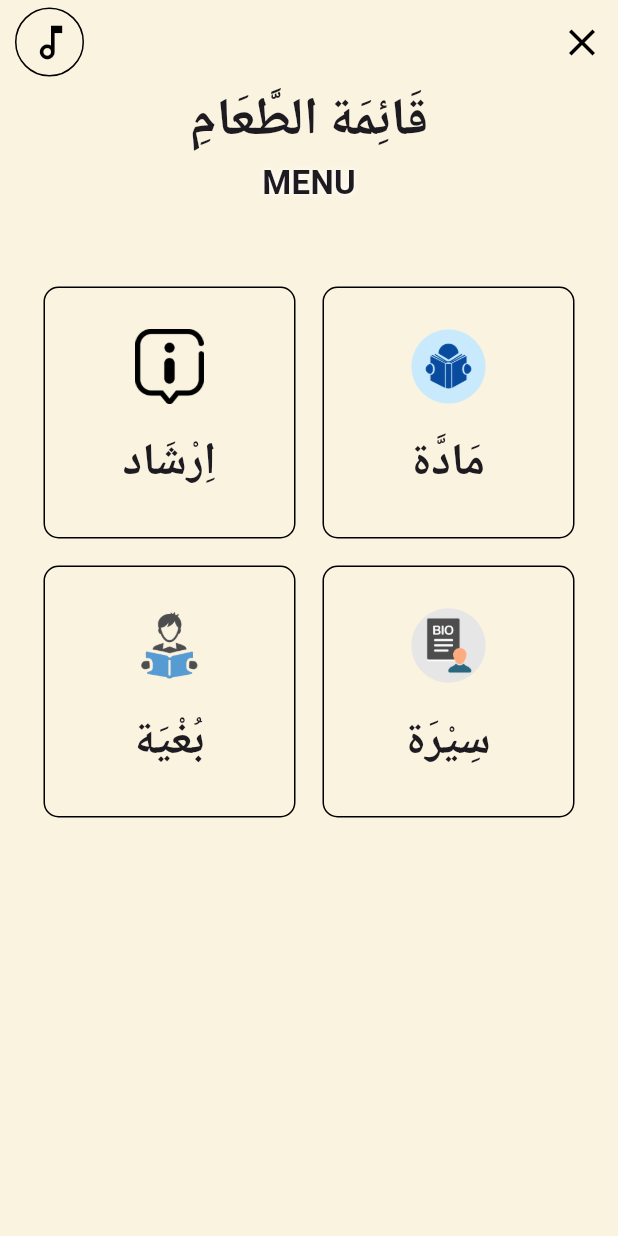
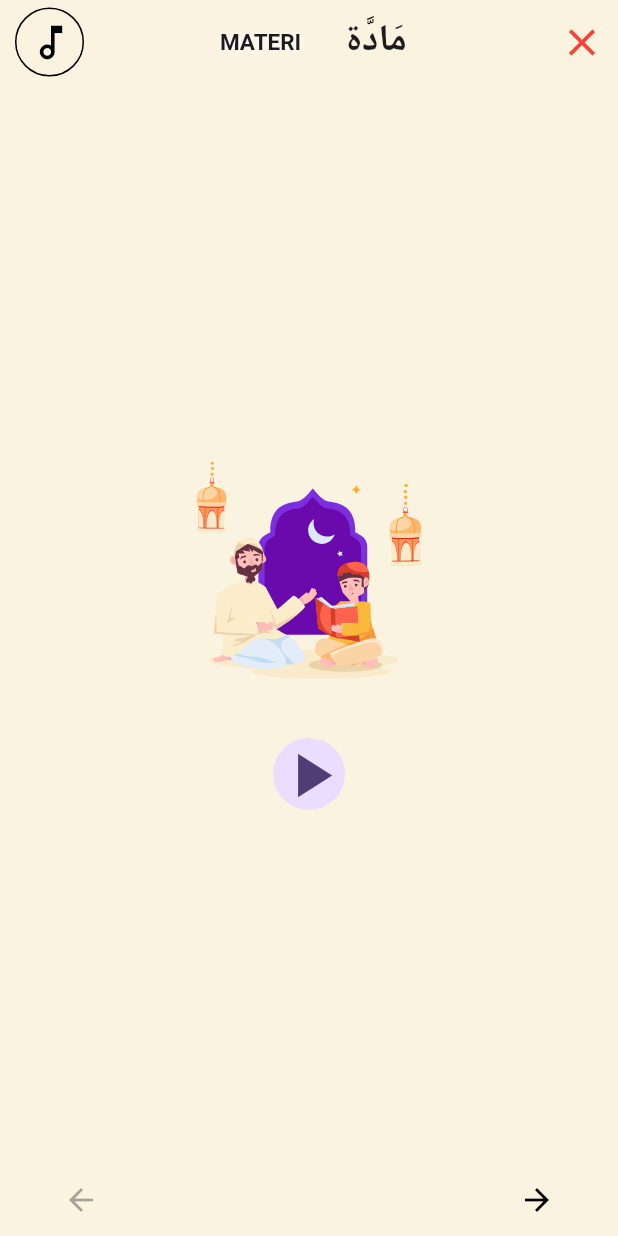
Before and after one commit to nandamodjo21/aplikasi-khat-naskhi, a Flutter app: the DashboardPage screen opened directly, after a tap on "مَادَّة", on a phone screen of 412 x 824 dp. Run offline on Flutter 3.47's test engine with Material 3 defaults, Android fonts, the phone set to English and light mode, and no system bars; our stand-ins replace audioplayers, loading_animation_widget, lottie.

Commit message:
+ add menu materi

```diff
--- a/lib/dashboard_page.dart
+++ b/lib/dashboard_page.dart
@@ -1,4 +1,8 @@
+import 'package:aplikasi_bahasa_arab/biografi/biografi_page.dart';
 import 'package:aplikasi_bahasa_arab/config/theme_config.dart';
+import 'package:aplikasi_bahasa_arab/materi/materi_page.dart';
+import 'package:aplikasi_bahasa_arab/petunjuk/petunjuk_page.dart';
+import 'package:aplikasi_bahasa_arab/tujuan/tujuan_page.dart';
 import 'package:audioplayers/audioplayers.dart';
 import 'package:flutter/material.dart';
 
@@ -23,6 +27,18 @@ class _DashboardPageState extends State<DashboardPage> {
         backgroundColor: primary4,
         appBar: AppBar(
           backgroundColor: primary4,
+          centerTitle: true,
+          title: Column(
+            children: [
+              Text(
+                'قَائِمَة الطَّعَامِ',
+                style: TextStyle(fontSize: 20, fontFamily: "NotoNaskhArabic",fontWeight: FontWeight.bold),
+              ),
+              Text('MENU',style: TextStyle(fontSize: 17,fontWeight: FontWeight.bold,shadows: [
+                Shadow(color: Colors.white,blurRadius: 5)
+              ]),),
+            ],
+          ),
           leading: Align(
             alignment: Alignment.centerLeft,
             child: Padding(
@@ -58,23 +74,13 @@ class _DashboardPageState extends State<DashboardPage> {
           ),
           actions: [
             IconButton(onPressed: () {
-              Navigator.pop(context);
-            }, icon: Icon(Icons.close_outlined,color: Colors.black,size: 30,))
+              // Navigator.pop(context);
+            }, icon: Icon(Icons.close_outlined,color: Colors.red,size: 30,))
           ],
         ),
 
-        body: Column(
-          crossAxisAlignment: CrossAxisAlignment.center,
-          children: [
-            Text(
-              'قَائِمَة الطَّعَامِ',
-              style: TextStyle(fontSize: 35, fontFamily: "NotoNaskhArabic",fontWeight: FontWeight.bold),
-            ),
-            Text('MENU',style: TextStyle(fontSize: 22,fontWeight: FontWeight.bold,shadows: [
-              Shadow(color: Colors.white,blurRadius: 5)
-            ]),),
-            SizedBox(height: 50,),
-            Padding(
+        body: Center(
+          child:    Padding(
             padding: const EdgeInsets.only(left: 25,right: 25),
             child: GridView(
               shrinkWrap: true,
@@ -82,11 +88,10 @@ class _DashboardPageState extends State<DashboardPage> {
                   crossAxisCount: 2,crossAxisSpacing: 10,mainAxisSpacing: 10),
               children: [
                 InkWell(
-                    highlightColor: Colors.transparent,
-                    splashColor: Colors.transparent,
                   // hoverColor: Colors.transparent,
                   onTap: () {
                     _playClickSound();
+                    Navigator.push(context, MaterialPageRoute(builder: (context) => PetunjukPage(),));
                   },
                   borderRadius: BorderRadius.circular(10),
                   child: Card(
@@ -115,11 +120,10 @@ class _DashboardPageState extends State<DashboardPage> {
                   ),
                 ),
                 InkWell(
-                    highlightColor: Colors.transparent,
-                    splashColor: Colors.transparent,
                   // hoverColor: Colors.transparent,
                   onTap: () {
                     _playClickSound();
+                    Navigator.push(context, MaterialPageRoute(builder: (context) => MateriPage(),));
                   },
                   borderRadius: BorderRadius.circular(10),
                   child: Card(
@@ -138,7 +142,7 @@ class _DashboardPageState extends State<DashboardPage> {
                         mainAxisAlignment: MainAxisAlignment.spaceEvenly,
 
                         children: [
-                            Image.asset("assets/images/ebook.png",width: 50,height: 50,),
+                          Image.asset("assets/images/buku.png",width: 50,height: 50,),
                           Text(
                             'مَادَّة',
                             style: TextStyle(fontSize: 30, fontFamily: "NotoNaskhArabic",fontWeight: FontWeight.bold),
@@ -149,12 +153,10 @@ class _DashboardPageState extends State<DashboardPage> {
                   ),
                 ),
                 InkWell(
-                    highlightColor: Colors.transparent,
-                    splashColor: Colors.transparent,
                   // hoverColor: Colors.transparent,
                   onTap: () {
                     _playClickSound();
-
+                    Navigator.push(context, MaterialPageRoute(builder: (context) => TujuanPage(),));
                   },
                   borderRadius: BorderRadius.circular(10),
                   child: Card(
@@ -184,12 +186,10 @@ class _DashboardPageState extends State<DashboardPage> {
                   ),
                 ),
                 InkWell(
-                    highlightColor: Colors.transparent,
-                    splashColor: Colors.transparent,
                   // hoverColor: Colors.transparent,
                   onTap: () {
                     _playClickSound();
-
+                    Navigator.push(context, MaterialPageRoute(builder: (context) => BiografiPage(),));
                   },
                   borderRadius: BorderRadius.circular(10),
                   child: Card(
@@ -220,54 +220,6 @@ class _DashboardPageState extends State<DashboardPage> {
                 ),
               ],),
           ),
-            // Row(
-            //   mainAxisAlignment: MainAxisAlignment.center,
-            //   children: [
-            //
-            //   ],
-            // ),
-            // SizedBox(height: 10,),
-            // Row(
-            //   mainAxisAlignment: MainAxisAlignment.center,
-            //   children: [
-            //
-            //   ],
-            // ),
-            // SizedBox(height: 10,),
-            // InkWell(
-            //   highlightColor: Colors.transparent,
-            //   splashColor: Colors.transparent,
-            //   // hoverColor: Colors.transparent,
-            //   onTap: () {
-            //     _playClickSound();
-            //
-            //   },
-            //   borderRadius: BorderRadius.circular(10),
-            //   child: Card(
-            //     elevation: 0,
-            //     color: Colors.transparent,
-            //     shape: RoundedRectangleBorder(
-            //         side: BorderSide(
-            //             width: 0.5,
-            //             color: Colors.black
-            //         ),
-            //         borderRadius: BorderRadius.circular(10)
-            //     ),
-            //     child: Padding(
-            //       padding: const EdgeInsets.all(10),
-            //       child: Column(
-            //         children: [
-            //           Image.asset("assets/images/info.png",width: 50,height: 50,),
-            //           Text(
-            //             'قائمة طعام',
-            //             style: TextStyle(fontSize: 30, fontFamily: "NotoNaskhArabic",fontWeight: FontWeight.bold),
-            //           ),
-            //         ],
-            //       ),
-            //     ),
-            //   ),
-            // ),
-          ],
         )
     );
   }
--- a/lib/main.dart
+++ b/lib/main.dart
@@ -1,4 +1,5 @@
 import 'package:aplikasi_bahasa_arab/home_page.dart';
+import 'package:aplikasi_bahasa_arab/splash_page.dart';
 import 'package:flutter/material.dart';
 
 void main() {
@@ -16,7 +17,7 @@ class MyApp extends StatelessWidget {
         colorScheme: ColorScheme.fromSeed(seedColor: Colors.deepPurple),
         useMaterial3: true,
       ),
-      home: const HomePage(),
+      home: const SplashPage(),
     );
   }
 }
--- /dev/null
+++ b/lib/materi/alif_page.dart
@@ -0,0 +1,40 @@
+import 'package:aplikasi_bahasa_arab/config/theme_config.dart';
+import 'package:flutter/material.dart';
+import 'package:lottie/lottie.dart';
+class AlifPage extends StatefulWidget {
+  final Color color;
+  final String text;
+  const AlifPage({super.key, required this.color, required this.text});
+
+  @override
+  State<AlifPage> createState() => _AlifPageState();
+}
+
+class _AlifPageState extends State<AlifPage> {
+  bool isPlaying = false;
+  @override
+  Widget build(BuildContext context) {
+    return Container(
+      color: widget.color,
+      child: Center(
+        child: Column(
+          mainAxisAlignment: MainAxisAlignment.center,
+          crossAxisAlignment: CrossAxisAlignment.center,
+          children: [
+            Lottie.asset(widget.text,width: 200,height: 200),
+            IconButton(onPressed: () {
+              setState(() {
+                if(isPlaying){
+                  isPlaying = false;
+                }else{
+                  isPlaying = true;
+                }
+              });
+            }, icon: CircleAvatar(
+              radius: 24,child: Icon(isPlaying ? Icons.pause:Icons.play_arrow,size: 50,),))
+          ],
+        )
+      ),
+    );
+  }
+}
--- /dev/null
+++ b/lib/materi/materi_page.dart
@@ -0,0 +1,179 @@
+import 'dart:developer';
+import 'package:aplikasi_bahasa_arab/materi/alif_page.dart';
+import 'package:audioplayers/audioplayers.dart';
+import 'package:flutter/material.dart';
+import '../config/theme_config.dart';
+
+class MateriPage extends StatefulWidget implements PreferredSizeWidget {
+  const MateriPage({super.key});
+
+  @override
+  State<MateriPage> createState() => _MateriPageState();
+
+  @override
+  Size get preferredSize => Size.fromHeight(kToolbarHeight);
+}
+
+class _MateriPageState extends State<MateriPage> with SingleTickerProviderStateMixin {
+  final AudioPlayer _audioPlayer = AudioPlayer();
+  bool isMusic = true;
+  late AnimationController _controller;
+  late Animation<Offset> _animationLeft;
+  late Animation<Offset> _animationRight;
+  final PageController _pageController = PageController(initialPage: 0);
+  int _currentIndex = 0; // Indeks dimulai dari 0 agar sesuai dengan PageView
+
+  List<Widget> menu = [
+    AlifPage(color: primary4, text: "assets/images/hafidz.json"),
+    AlifPage(color: primary4, text: "assets/images/hafidz.json"),
+    AlifPage(color: primary4, text: "assets/images/hafidz.json"),
+    AlifPage(color: primary4, text: "assets/images/hafidz.json"),
+  ];
+
+  @override
+  void initState() {
+    super.initState();
+    _controller = AnimationController(
+      vsync: this,
+      duration: Duration(milliseconds: 1500),
+    );
+
+    _animationLeft = Tween<Offset>(
+      begin: Offset(-1.5, 0),
+      end: Offset(0, 0),
+    ).animate(CurvedAnimation(parent: _controller, curve: Curves.easeOut));
+
+    _animationRight = Tween<Offset>(
+      begin: Offset(1.5, 0),
+      end: Offset(0, 0),
+    ).animate(CurvedAnimation(parent: _controller, curve: Curves.easeOut));
+
+    _controller.forward();
+  }
+
+  void _playClickSound() async {
+    await _audioPlayer.play(AssetSource('sound/click.mp3'));
+  }
+
+  void _onPageChanged(int index) {
+    setState(() {
+      _currentIndex = index;
+    });
+    log("Current Page: $_currentIndex");
+  }
+
+  void _goToPage(int index) {
+    if (index >= 0 && index < menu.length) {
+      _pageController.animateToPage(
+        index,
+        duration: Duration(milliseconds: 300),
+        curve: Curves.easeInOut,
+      );
+    }
+  }
+
+  @override
+  Widget build(BuildContext context) {
+    return PopScope(
+      canPop: false,
+      child: Scaffold(
+        backgroundColor: primary4,
+        appBar: AppBar(
+          backgroundColor: primary4,
+          centerTitle: true,
+          title: Row(
+            mainAxisAlignment: MainAxisAlignment.center,
+            children: [
+              SlideTransition(
+                position: _animationLeft,
+                child: Text(
+                  'MATERI',
+                  style: TextStyle(
+                    fontSize: 15,
+                    fontWeight: FontWeight.bold,
+                    shadows: [Shadow(color: Colors.white, blurRadius: 5)],
+                  ),
+                ),
+              ),
+              SizedBox(width: 15),
+              SlideTransition(
+                position: _animationRight,
+                child: Text(
+                  'مَادَّة',
+                  style: TextStyle(
+                      fontSize: 25,
+                      fontFamily: "NotoNaskhArabic",
+                      fontWeight: FontWeight.bold),
+                ),
+              )
+            ],
+          ),
+          leading: Align(
+            alignment: Alignment.centerLeft,
+            child: Padding(
+              padding: EdgeInsets.only(left: 10),
+              child: Container(
+                decoration: BoxDecoration(
+                  color: Colors.transparent,
+                  shape: BoxShape.circle,
+                  border: Border.all(width: 1),
+                ),
+                child: IconButton(
+                  onPressed: () {
+                    _playClickSound();
+                    setState(() {
+                      isMusic = !isMusic;
+                    });
+                  },
+                  icon: Icon(
+                    isMusic ? Icons.music_note_outlined : Icons.music_off_outlined,
+                    color: Colors.black,
+                    size: 30,
+                  ),
+                ),
+              ),
+            ),
+          ),
+          actions: [
+            IconButton(
+              onPressed: () {
+                Navigator.pop(context);
+                _playClickSound();
+              },
+              icon: Icon(Icons.close_outlined, color: Colors.red, size: 30),
+            )
+          ],
+        ),
+        body: PageView(
+          controller: _pageController,
+          onPageChanged: _onPageChanged,
+          children: menu,
+        ),
+        bottomNavigationBar: Padding(
+          padding: const EdgeInsets.only(left: 30, right: 30),
+          child: Row(
+            mainAxisAlignment: MainAxisAlignment.spaceBetween,
+            children: [
+              IconButton(
+                onPressed: _currentIndex > 0 ? () {
+                  _playClickSound();
+                  _goToPage(_currentIndex - 1);
+                } : null,
+                icon: Icon(Icons.arrow_back),
+                color: _currentIndex > 0 ? Colors.black : Colors.grey,
+              ),
+              IconButton(
+                onPressed: _currentIndex < menu.length - 1 ? () {
+                  _playClickSound();
+                  _goToPage(_currentIndex + 1);
+                } : null,
+                icon: Icon(Icons.arrow_forward),
+                color: _currentIndex < menu.length - 1 ? Colors.black : Colors.grey,
+              ),
+            ],
+          ),
+        ),
+      ),
+    );
+  }
+}
--- a/pubspec.yaml
+++ b/pubspec.yaml
@@ -37,6 +37,7 @@ dependencies:
   lottie: ^3.3.1
   audioplayers: ^6.1.1
   flutter_launcher_icons: ^0.14.3
+  loading_animation_widget: ^1.3.0
 
 dev_dependencies:
   flutter_test:
@@ -72,6 +73,7 @@ flutter:
     - assets/images/hafidz.json
     - assets/images/development.png
     - assets/images/ebook.png
+    - assets/images/buku.png
     - assets/images/evaluasi.png
     - assets/images/info.png
     - assets/images/uin.png
```
Also changed, not shown: lib/biografi/biografi_page.dart (added, +9 -0 lines), lib/petunjuk/petunjuk_page.dart (added, +9 -0 lines), lib/splash_page.dart (added, +45 -0 lines), lib/tujuan/tujuan_page.dart (added, +9 -0 lines), assets/images/buku.png (added), pubspec.lock. Lines whose indentation alone changed are shown as unchanged.
